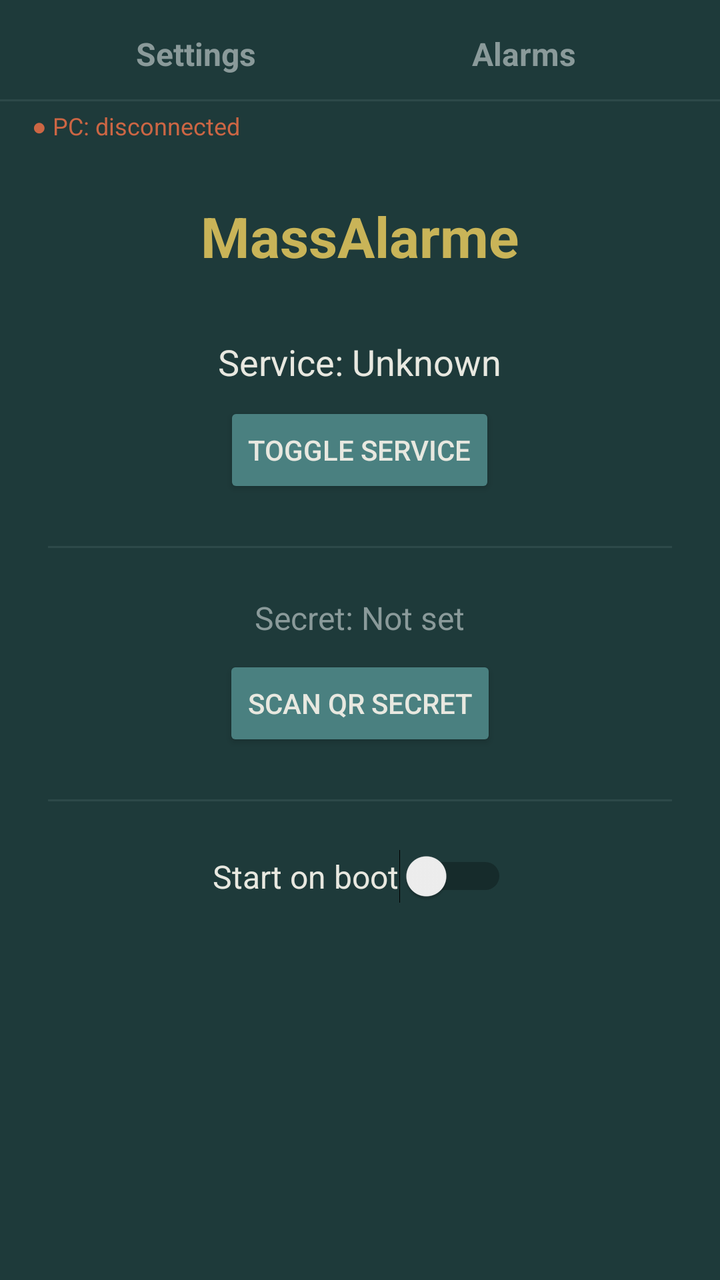
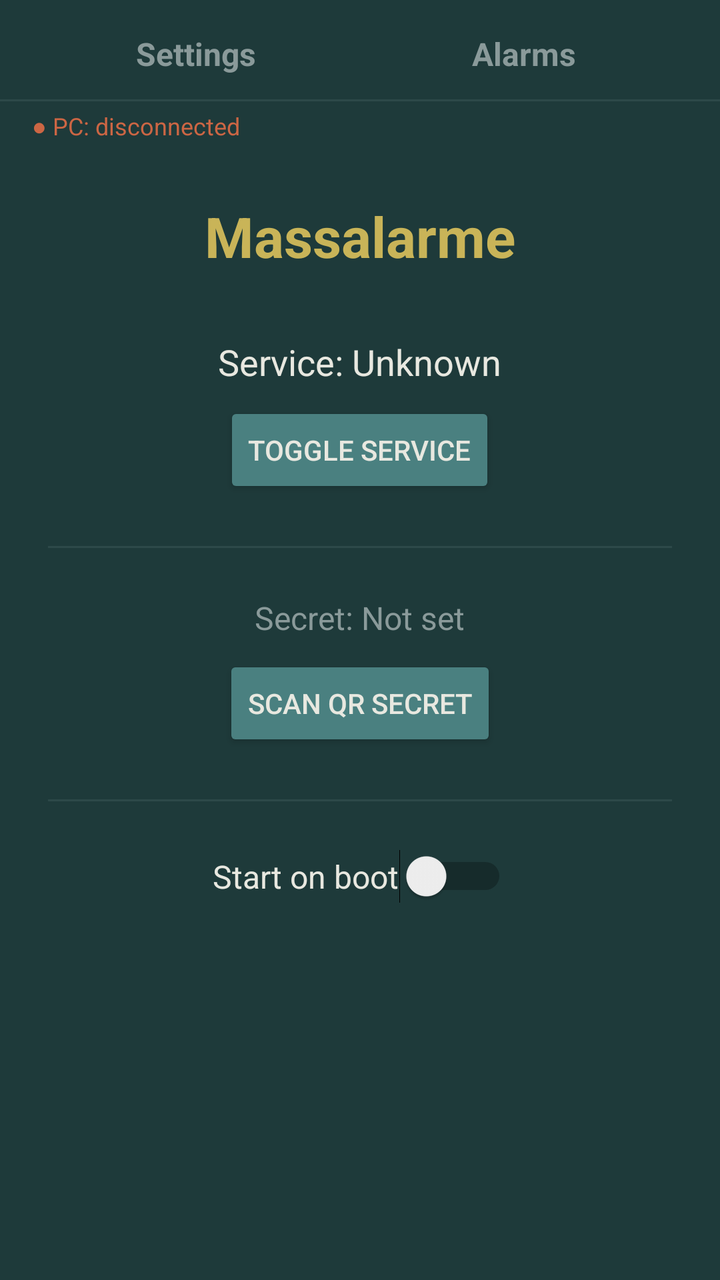

Screens rendered from an Android XML layout before and after an edit, with the pre-edit source and the edit as a unified diff.
<!-- AndroidManifest.xml: application theme Theme.AppCompat.Light.NoActionBar -->
<!-- res/layout/activity_main.xml -->
<?xml version="1.0" encoding="utf-8"?>
<LinearLayout xmlns:android="http://schemas.android.com/apk/res/android"
    android:layout_width="match_parent"
    android:layout_height="match_parent"
    android:orientation="vertical"
    android:background="@color/bg_dark">

    <LinearLayout
        android:layout_width="match_parent"
        android:layout_height="wrap_content"
        android:orientation="horizontal"
        android:paddingStart="16dp"
        android:paddingEnd="16dp"
        android:paddingTop="16dp"
        android:paddingBottom="12dp">

        <TextView
            android:id="@+id/tab_settings"
            android:layout_width="0dp"
            android:layout_height="wrap_content"
            android:layout_weight="1"
            android:text="Settings"
            android:textSize="16sp"
            android:textStyle="bold"
            android:textColor="@color/text_muted"
            android:gravity="center" />

        <TextView
            android:id="@+id/tab_alarms"
            android:layout_width="0dp"
            android:layout_height="wrap_content"
            android:layout_weight="1"
            android:text="Alarms"
            android:textSize="16sp"
            android:textStyle="bold"
            android:textColor="@color/text_muted"
            android:gravity="center" />
    </LinearLayout>

    <View
        android:layout_width="match_parent"
        android:layout_height="1dp"
        android:background="@color/divider" />

    <TextView
        android:id="@+id/ws_status"
        android:layout_width="match_parent"
        android:layout_height="wrap_content"
        android:text="● PC: disconnected"
        android:textSize="12sp"
        android:textColor="@color/ws_disconnected"
        android:paddingStart="16dp"
        android:paddingEnd="16dp"
        android:paddingTop="4dp"
        android:paddingBottom="4dp"
        android:background="@color/bg_dark" />

    <FrameLayout
        android:layout_width="match_parent"
        android:layout_height="0dp"
        android:layout_weight="1">

        <LinearLayout
            android:id="@+id/settings_content"
            android:layout_width="match_parent"
            android:layout_height="match_parent"
            android:orientation="vertical"
            android:padding="24dp"
            android:gravity="center_horizontal"
            android:background="@color/bg_dark">

            <TextView
                android:layout_width="wrap_content"
                android:layout_height="wrap_content"
                android:text="MassAlarme"
                android:textSize="28sp"
                android:textStyle="bold"
                android:textColor="@color/secondary_accent"
                android:layout_marginBottom="32dp" />

            <TextView
                android:id="@+id/service_status"
                android:layout_width="wrap_content"
                android:layout_height="wrap_content"
                android:text="Service: Unknown"
                android:textSize="18sp"
                android:textColor="@color/text_primary"
                android:layout_marginBottom="8dp" />

            <Button
                android:id="@+id/service_toggle"
                android:layout_width="wrap_content"
                android:layout_height="wrap_content"
                android:text="Toggle Service"
                android:backgroundTint="@color/primary_accent"
                android:textColor="@color/text_primary"
                android:layout_marginBottom="24dp" />

            <View
                android:layout_width="match_parent"
                android:layout_height="1dp"
                android:background="@color/divider"
                android:layout_marginBottom="24dp" />

            <TextView
                android:id="@+id/secret_status"
                android:layout_width="wrap_content"
                android:layout_height="wrap_content"
                android:text="Secret: Not set"
                android:textSize="16sp"
                android:textColor="@color/text_muted"
                android:layout_marginBottom="8dp" />

            <Button
                android:id="@+id/scan_secret"
                android:layout_width="wrap_content"
                android:layout_height="wrap_content"
                android:text="Scan QR Secret"
                android:backgroundTint="@color/primary_accent"
                android:textColor="@color/text_primary"
                android:layout_marginBottom="24dp" />

            <View
                android:layout_width="match_parent"
                android:layout_height="1dp"
                android:background="@color/divider"
                android:layout_marginBottom="24dp" />

            <Switch
                android:id="@+id/boot_toggle"
                android:layout_width="wrap_content"
                android:layout_height="wrap_content"
                android:text="Start on boot"
                android:textSize="16sp"
                android:textColor="@color/text_primary" />

        </LinearLayout>

        <LinearLayout
            android:id="@+id/alarms_content"
            android:layout_width="match_parent"
            android:layout_height="match_parent"
            android:orientation="vertical"
            android:padding="16dp"
            android:background="@color/bg_dark"
            android:visibility="gone">

            <TextView
                android:id="@+id/alarms_empty"
                android:layout_width="wrap_content"
                android:layout_height="wrap_content"
                android:text="No alarms synced yet"
                android:textSize="16sp"
                android:textColor="@color/text_muted"
                android:layout_gravity="center_horizontal"
                android:layout_marginTop="24dp"
                android:layout_marginBottom="12dp"
                android:visibility="gone" />

            <ScrollView
                android:id="@+id/alarms_scroll"
                android:layout_width="match_parent"
                android:layout_height="0dp"
                android:layout_weight="1"
                android:fillViewport="true">

                <LinearLayout
                    android:id="@+id/alarms_list"
                    android:layout_width="match_parent"
                    android:layout_height="wrap_content"
                    android:orientation="vertical" />
            </ScrollView>

            <Button
                android:id="@+id/alarms_add"
                android:layout_width="wrap_content"
                android:layout_height="wrap_content"
                android:text="+"
                android:textSize="20sp"
                android:textStyle="bold"
                android:backgroundTint="@color/secondary_accent"
                android:textColor="@color/bg_dark"
                android:layout_gravity="center_horizontal"
                android:layout_marginTop="12dp"
                android:layout_marginBottom="4dp" />

            <TextView
                android:id="@+id/alarms_last_sync"
                android:layout_width="wrap_content"
                android:layout_height="wrap_content"
                android:text="Last synced: —"
                android:textSize="14sp"
                android:textColor="@color/text_muted"
                android:layout_marginTop="12dp" />

        </LinearLayout>

    </FrameLayout>

</LinearLayout>
<!-- resources referenced by this layout -->
<resources>
  <color name="bg_dark">#1E3A3A</color>
  <color name="divider">#33688888</color>
  <color name="primary_accent">#4A8080</color>
  <color name="secondary_accent">#C9B458</color>
  <color name="text_muted">#8A9A9A</color>
  <color name="text_primary">#E8E8E0</color>
  <color name="ws_disconnected">#CC6644</color>
</resources>

<!-- the commit's change to res/layout/activity_main.xml (unified diff, before → after) -->
@@ -72,7 +72,7 @@
             <TextView
                 android:layout_width="wrap_content"
                 android:layout_height="wrap_content"
-                android:text="MassAlarme"
+                android:text="Massalarme"
                 android:textSize="28sp"
                 android:textStyle="bold"
                 android:textColor="@color/secondary_accent"
